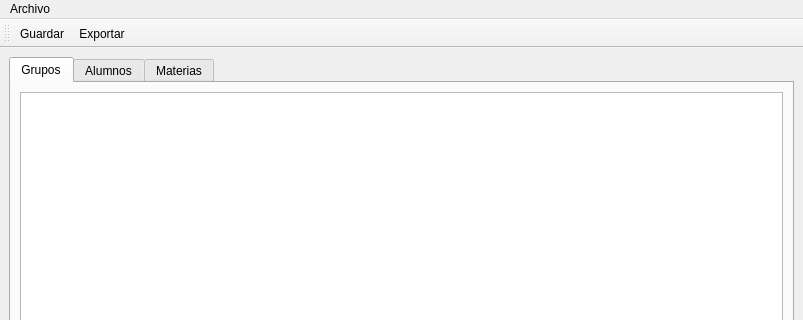
Before: the Qt Designer form src/modules/GUI/UIBase/ResultadosForm.ui in 064xp/plano-pub, drawn with Qt 5; both pictures show x 0 to 803 and y 0 to 320 of the 803 by 600 pixel window.
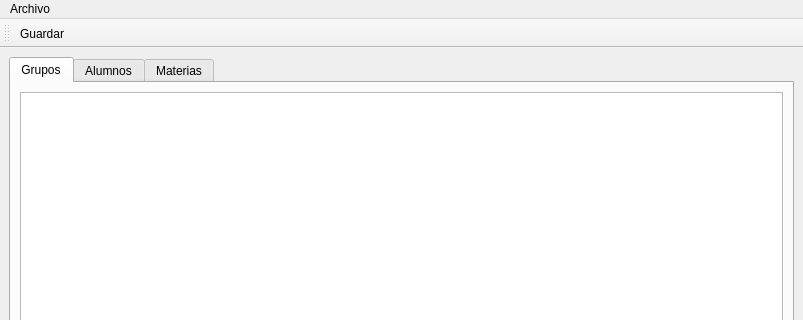
After: the same form once the commit is applied.

Commit message: Quite acción de exportar.

```diff
--- a/src/modules/GUI/UIBase/ResultadosForm.ui
+++ b/src/modules/GUI/UIBase/ResultadosForm.ui
@@ -102,13 +102,7 @@
     <bool>false</bool>
    </attribute>
    <addaction name="actionGuardar"/>
-   <addaction name="actionExportar"/>
   </widget>
-  <action name="actionExportar">
-   <property name="text">
-    <string>Exportar</string>
-   </property>
-  </action>
   <action name="actionGuardar">
    <property name="text">
     <string>Guardar</string>
```
Left out of the diff: 1 changed line with no effect on the pictures. The commit also changes 1 other file.
